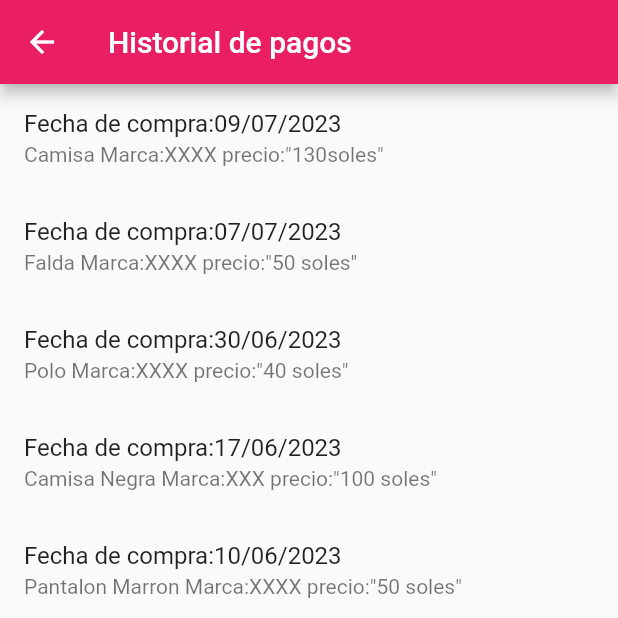
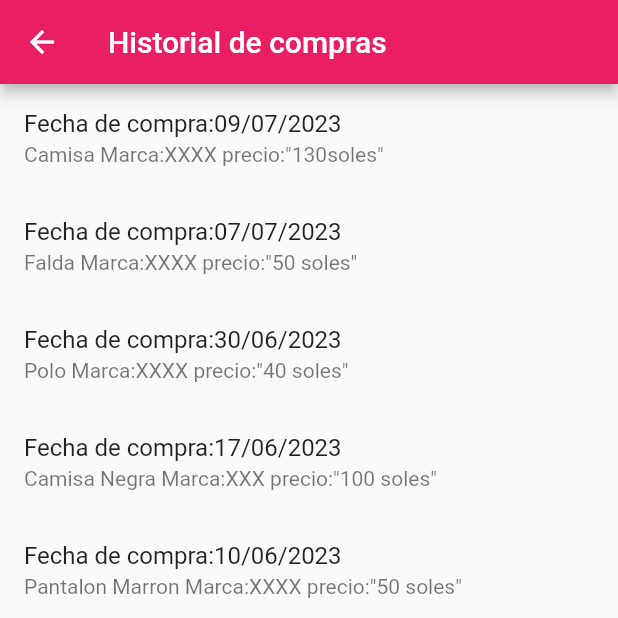
Before and after one commit to Jankarurosu/DressDeCode, a Flutter app: the ShoppingHistory screen opened directly, on a phone screen of 412 x 824 dp, the top half of it. Run offline on Flutter 3.47's test engine with Material 2 defaults, Android fonts, the phone set to English and light mode, and no system bars.

Commit message:
Arreglando nombre de la página shoppingHistory

```diff
--- a/dressdecode/lib/views/shoppingHistory.dart
+++ b/dressdecode/lib/views/shoppingHistory.dart
@@ -11,7 +11,7 @@ class _ShoppingHistoryState extends State<ShoppingHistory> {
   Widget build(BuildContext context) {
     return Scaffold(
       appBar: AppBar(
-        title: Text('Historial de pagos'),
+        title: Text('Historial de compras'),
       ),
       body: ListView(
         children: [
```
